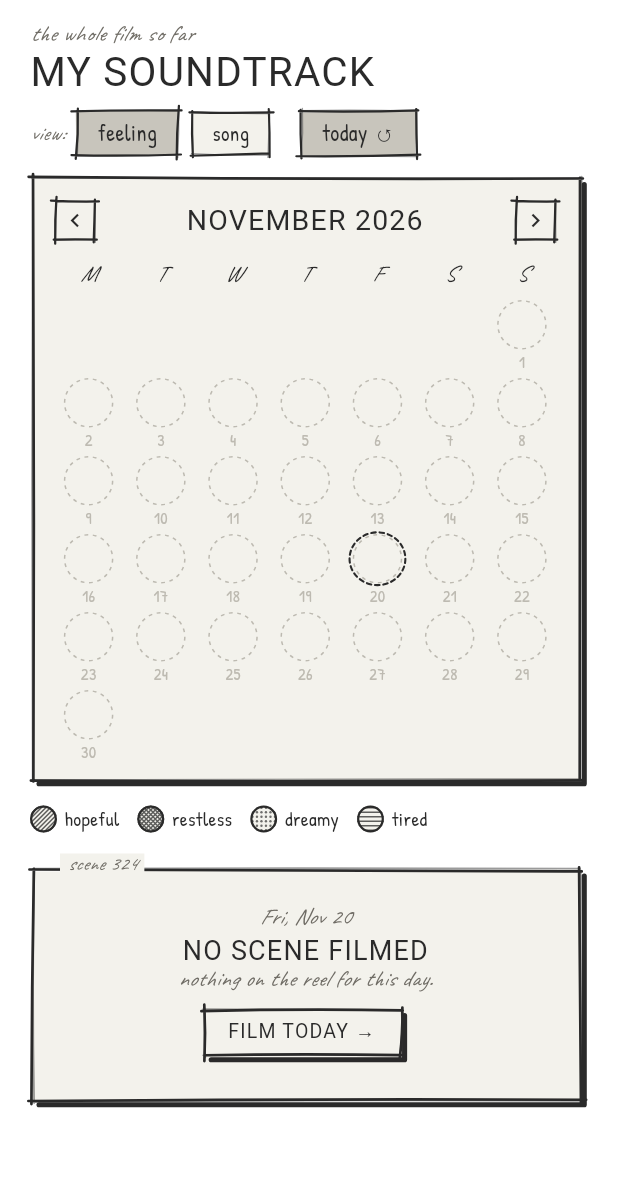
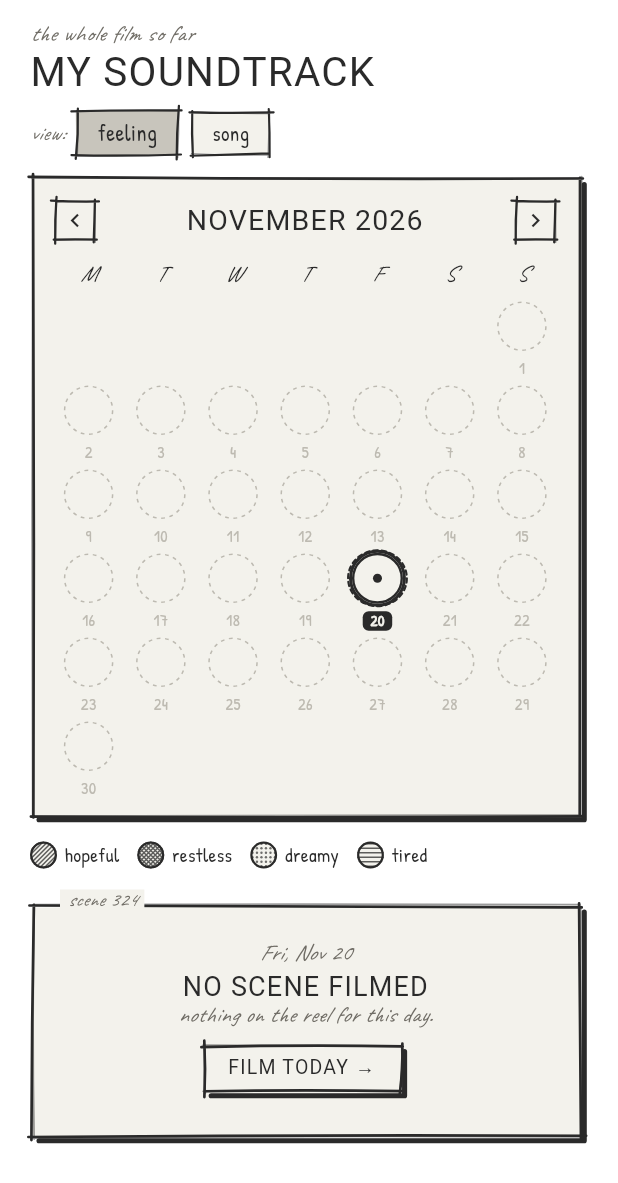
Before and after one commit to zakialmahdi/ifmylifewasamovie-app, a Flutter app: the CalendarPage widget shown alone on an empty page, opened directly, on a phone screen of 412 x 824 dp. Shown: the top 1183 px of the screen. Run offline on Flutter 3.47's test engine with Material 3 defaults, Android fonts, the phone set to English and light mode, and no system bars; our stand-ins replace flutter_local_notifications, flutter_timezone, go_router, google_fonts, google_sign_in, image_picker and 5 more; missing offline and left inert: dart:js_interop, flutter_inappwebview, youtube_explode_dart; accounts and stored records are empty; network calls fail.

Commit message:
Mark today's date on calendar, disable web privacy lock, and update website metadata

```diff
--- a/lib/main.dart
+++ b/lib/main.dart
@@ -42,7 +42,7 @@ class MovieApp extends StatelessWidget {
   Widget build(BuildContext context) {
     return MaterialApp.router(
       debugShowCheckedModeBanner: false,
-      title: 'If My Life Was a Movie',
+      title: 'If My Life A Movie',
       theme: ThemeData(
         useMaterial3: true,
         scaffoldBackgroundColor: Colors.transparent,
--- a/lib/pages/calendar_page.dart
+++ b/lib/pages/calendar_page.dart
@@ -44,9 +44,6 @@ class _CalendarPageState extends State<CalendarPage> {
       (mode: _CalendarCircleMode.feeling, label: 'feeling', seed: 31),
       (mode: _CalendarCircleMode.song, label: 'song', seed: 32),
     ];
-    final isViewingToday = sameDay(app.selected, app.today) &&
-        app.viewMonth.year == app.today.year &&
-        app.viewMonth.month == app.today.month;
 
     return Wrap(
       spacing: 8,
@@ -61,13 +58,6 @@ class _CalendarPageState extends State<CalendarPage> {
             seed: opt.seed,
             onTap: () => _setMode(opt.mode),
           ),
-        const SizedBox(width: 4),
-        SketchChip(
-          label: 'today ↺',
-          selected: isViewingToday,
-          seed: 45,
-          onTap: _goToToday,
-        ),
       ],
     );
   }
@@ -181,7 +171,7 @@ class _CalendarPageState extends State<CalendarPage> {
       for (var c = 0; c < 7; c++, day++) {
         cells.add(Expanded(
           child: (day < 1 || day > days)
-              ? const SizedBox(height: 52)
+              ? const SizedBox(height: 56)
               : _cell(DateTime(m.year, m.month, day)),
         ));
       }
@@ -193,15 +183,16 @@ class _CalendarPageState extends State<CalendarPage> {
   Widget _cell(DateTime d) {
     final e = app.entryFor(d);
     final sel = sameDay(d, app.selected);
+    final isToday = sameDay(d, app.today);
     return SizedBox(
-      height: 52,
+      height: 56,
       child: SketchTap(
         pressedScale: .82,
         onTap: () => app.select(d),
         child: Column(mainAxisAlignment: MainAxisAlignment.center, children: [
           SizedBox(
-            width: 40,
-            height: 38,
+            width: 44,
+            height: 40,
             child: Stack(alignment: Alignment.center, children: [
               if (e != null)
                 Transform.scale(
@@ -225,11 +216,41 @@ class _CalendarPageState extends State<CalendarPage> {
                           ),
                   ),
                 )
+              else if (isToday)
+                Container(
+                  width: 34,
+                  height: 34,
+                  decoration: BoxDecoration(
+                    shape: BoxShape.circle,
+                    border: Border.all(color: Ink.ink, width: 1.6),
+                  ),
+                  child: Center(
+                    child: Container(
+                      width: 6,
+                      height: 6,
+                      decoration: const BoxDecoration(
+                        shape: BoxShape.circle,
+                        color: Ink.ink,
+                      ),
+                    ),
+                  ),
+                )
               else
                 const SizedBox(
                     width: 34,
                     height: 34,
                     child: CustomPaint(painter: _FaintCircle())),
+              if (isToday)
+                IgnorePointer(
+                  child: Container(
+                    width: 38,
+                    height: 38,
+                    decoration: BoxDecoration(
+                      shape: BoxShape.circle,
+                      border: Border.all(color: Ink.ink, width: 2.0),
+                    ),
+                  ),
+                ),
               if (sel)
                 IgnorePointer(
                   child: TweenAnimationBuilder<double>(
@@ -237,8 +258,8 @@ class _CalendarPageState extends State<CalendarPage> {
                     duration: const Duration(milliseconds: 200),
                     curve: Curves.easeOutBack,
                     child: const SizedBox(
-                        width: 40,
-                        height: 40,
+                        width: 42,
+                        height: 42,
                         child: CustomPaint(painter: DashedCirclePainter())),
                     builder: (_, s, ring) => Transform.scale(scale: s, child: ring),
                   ),
@@ -259,8 +280,24 @@ class _CalendarPageState extends State<CalendarPage> {
                 ),
             ]),
           ),
-          Text('${d.day}',
-              style: T.body(11, c: e != null ? Ink.ink : Ink.faint)),
+          const SizedBox(height: 2),
+          if (isToday)
+            Container(
+              padding: const EdgeInsets.symmetric(horizontal: 5, vertical: 1),
+              decoration: BoxDecoration(
+                color: Ink.ink,
+                borderRadius: BorderRadius.circular(4),
+              ),
+              child: Text(
+                '${d.day}',
+                style: T.body(10, c: Ink.paper, w: FontWeight.w700),
+              ),
+            )
+          else
+            Text(
+              '${d.day}',
+              style: T.body(11, c: e != null ? Ink.ink : Ink.faint),
+            ),
         ]),
       ),
     );
--- a/lib/pages/settings_page.dart
+++ b/lib/pages/settings_page.dart
@@ -1418,6 +1418,7 @@ class _SettingsPageState extends State<SettingsPage> {
                 () => _pickReminderTime(context),
               )),
             r(_ruleRow('Mood prompts', 'little questions before you save', app.moodPrompts, 'prompts', 2)),
+            if (!kIsWeb) ...[
               r(_ruleRow('Privacy lock', 'keep the diary to yourself', app.privacyLock, 'lock', 3)),
               if (app.privacyLock)
                 r(_navRow(
@@ -1427,6 +1428,7 @@ class _SettingsPageState extends State<SettingsPage> {
                   79,
                   () => _changePrivacyPinDialog(context),
                 )),
+            ],
 
             const SizedBox(height: 10),
             r(const SectionTitle('Sketch paper')),
--- a/lib/state.dart
+++ b/lib/state.dart
@@ -402,7 +402,7 @@ class AppState extends ChangeNotifier {
   set hasSeenIntro(bool v) => _hasSeenIntro = v;
 
   bool get hasPrivacyPin => _privacyPin != null && _privacyPin!.length == 4;
-  bool get isPrivacyLocked => privacyLock && hasPrivacyPin && !isPrivacyUnlocked;
+  bool get isPrivacyLocked => !kIsWeb && privacyLock && hasPrivacyPin && !isPrivacyUnlocked;
 
   int? _lastSongSavedAtMillis;
 
@@ -3290,6 +3290,7 @@ class AppState extends ChangeNotifier {
   }
 
   void lockPrivacy() {
+    if (kIsWeb) return;
     if (privacyLock && hasPrivacyPin) {
       isPrivacyUnlocked = false;
       notifyListeners();
--- a/lib/widgets/privacy_lock_widgets.dart
+++ b/lib/widgets/privacy_lock_widgets.dart
@@ -1,5 +1,6 @@
 import 'dart:math' as math;
 
+import 'package:flutter/foundation.dart';
 import 'package:flutter/material.dart' hide Ink;
 
 import '../sketch.dart';
@@ -206,6 +207,8 @@ class _PrivacyLockGateState extends State<PrivacyLockGate>
 
   @override
   Widget build(BuildContext context) {
+    if (kIsWeb) return widget.child;
+
     return ListenableBuilder(
       listenable: app,
       builder: (context, _) {
```
Also changed, not shown: 3 other files. Lines whose indentation alone changed are shown as unchanged.
